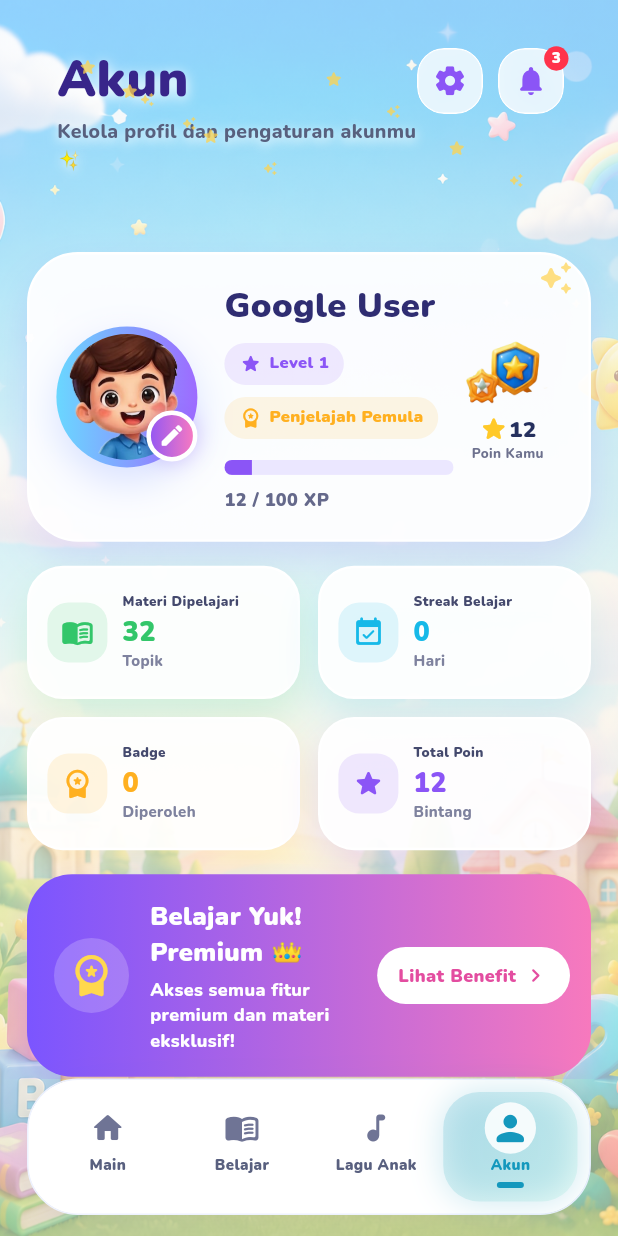
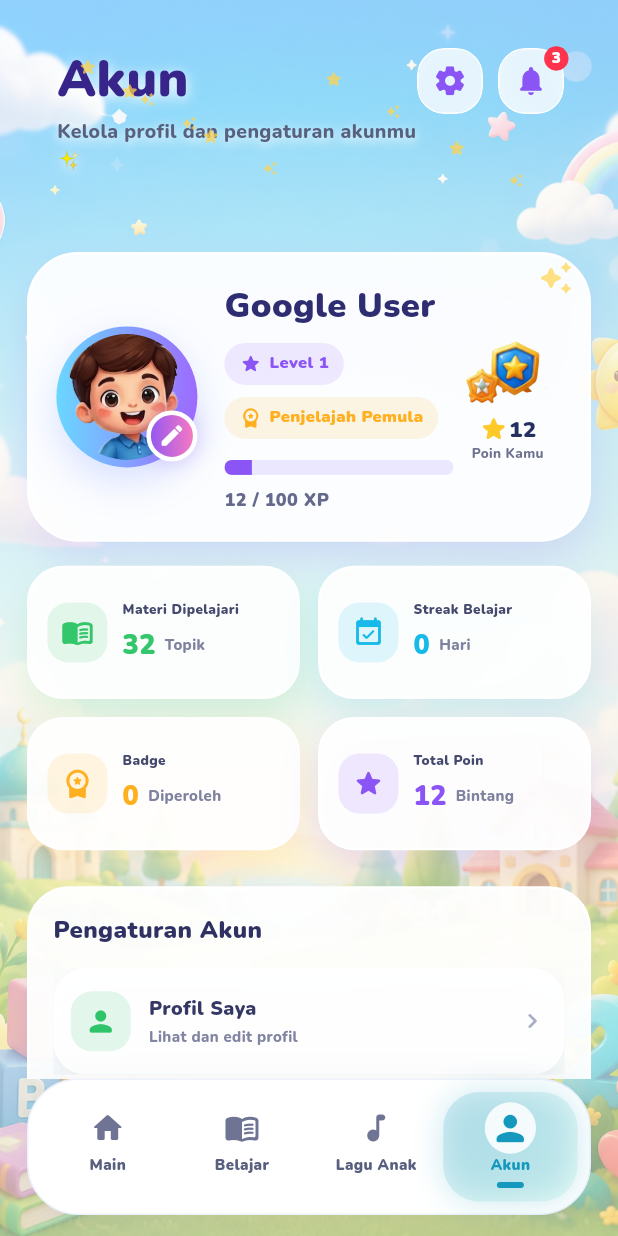
Before and after one commit to kolabfit/App_Paud_Sentrakreasi, a Flutter app: the ShellScreen screen opened directly, item 4 of the bottom bar chosen, on a phone screen of 412 x 824 dp. Run offline on Flutter 3.47's test engine with Material 3 defaults, Android fonts, the phone set to English and light mode, and no system bars; drawn by our look-alikes of flutter_animate; our stand-ins replace args, cached_network_image, confetti, file_picker, flutter_riverpod, flutter_tts and 10 more; missing offline and left inert: build_cli_annotations, dart:ffi; accounts and stored records are empty.

Commit message:
refactor: enhance UI elements and improve theme handling across account and learning screens

```diff
--- a/lib/src/account_screen.dart
+++ b/lib/src/account_screen.dart
@@ -38,9 +38,7 @@ class _AccountScreenState extends ConsumerState<AccountScreen> {
             _PremiumProfileCard(app: app),
             const SizedBox(height: 16),
             _LearningStats(app: app),
-            const SizedBox(height: 16),
-            _PremiumBanner(onTap: () => Feedback.forTap(context)),
-            const SizedBox(height: 16),
+            const SizedBox(height: 24),
             if (app.role == Role.teacher) ...[
               _TeacherDashboardCard(
                 onTap: () => ref.read(appStateProvider).go(TabItem.akun),
@@ -107,6 +105,7 @@ class _AccountHero extends StatelessWidget {
 
   @override
   Widget build(BuildContext context) {
+    final t = _themeOf(context);
     return SizedBox(
       height: 138,
       child: Stack(
@@ -118,7 +117,7 @@ class _AccountHero extends StatelessWidget {
               child: Stack(fit: StackFit.expand),
             ),
           ),
-          const Positioned(
+          Positioned(
             left: 20,
             top: 22,
             right: 112,
@@ -131,30 +130,36 @@ class _AccountHero extends StatelessWidget {
                     fontSize: 34,
                     height: 1,
                     fontWeight: FontWeight.w900,
-                    color: Color(0xff38258A),
+                    color: t.night ? Colors.white : const Color(0xff38258A),
                     shadows: [
                       Shadow(
                         blurRadius: 10,
-                        color: Colors.white,
-                        offset: Offset(0, 2),
-                      ),
-                    ],
-                  ),
-                ),
-                SizedBox(height: 8),
+                        color: t.night
+                            ? Colors.black.withValues(alpha: .5)
+                            : Colors.white,
+                        offset: const Offset(0, 2),
+                      ),
+                    ],
+                  ),
+                ),
+                const SizedBox(height: 8),
                 Text(
                   'Kelola profil dan pengaturan akunmu ✨',
                   maxLines: 2,
                   overflow: TextOverflow.ellipsis,
                   style: TextStyle(
-                    color: Color(0xff58607E),
+                    color: t.night
+                        ? const Color(0xffB8C0D8)
+                        : const Color(0xff58607E),
                     fontSize: 13,
                     fontWeight: FontWeight.w800,
                     shadows: [
                       Shadow(
                         blurRadius: 8,
-                        color: Colors.white,
-                        offset: Offset(0, 2),
+                        color: t.night
+                            ? Colors.black.withValues(alpha: .3)
+                            : Colors.white,
+                        offset: const Offset(0, 2),
                       ),
                     ],
                   ),
@@ -220,6 +225,7 @@ class _PremiumProfileCard extends StatelessWidget {
     return Container(
       padding: EdgeInsets.all(tablet ? 24 : 18),
       decoration: _accountCardDecoration(
+        context,
         shadow: const Color(0xff855CFF),
         radius: 34,
       ),
@@ -553,13 +559,17 @@ class _ThemeSettingsPage extends ConsumerWidget {
                       borderColor: current.primary,
                       radius: 30,
                     )
-                  : _accountCardDecoration(shadow: current.primary, radius: 30),
+                  : _accountCardDecoration(
+                      context,
+                      shadow: current.primary,
+                      radius: 30,
+                    ),
               child: Row(
                 children: [
                   ClipRRect(
                     borderRadius: BorderRadius.circular(20),
                     child: Image.asset(
-                      current.asset,
+                      current.backgroundAsset ?? current.asset,
                       width: 72,
                       height: 72,
                       fit: BoxFit.cover,
@@ -683,7 +693,10 @@ class _SimpleThemeCard extends StatelessWidget {
                   child: Stack(
                     fit: StackFit.expand,
                     children: [
-                      Image.asset(theme.asset, fit: BoxFit.cover),
+                      Image.asset(
+                        theme.backgroundAsset ?? theme.asset,
+                        fit: BoxFit.cover,
+                      ),
                       if (picked)
                         Align(
                           alignment: Alignment.topRight,
@@ -723,6 +736,7 @@ class _SimpleThemeCard extends StatelessWidget {
   }
 }
 
+// ignore: unused_element
 class _PremiumBanner extends StatelessWidget {
   const _PremiumBanner({required this.onTap});
   final VoidCallback onTap;
@@ -1134,9 +1148,10 @@ class _AccountSectionCard extends StatelessWidget {
 
   @override
   Widget build(BuildContext context) {
+    final t = _themeOf(context);
     return Container(
       padding: const EdgeInsets.all(16),
-      decoration: _accountCardDecoration(),
+      decoration: _accountCardDecoration(context),
       child: Column(
         crossAxisAlignment: CrossAxisAlignment.start,
         children: [
@@ -1145,8 +1160,10 @@ class _AccountSectionCard extends StatelessWidget {
               Expanded(
                 child: Text(
                   title,
-                  style: const TextStyle(
-                    color: Color(0xff303163),
+                  style: TextStyle(
+                    color: t.night
+                        ? NightPalette.text
+                        : const Color(0xff303163),
                     fontSize: 16,
                     fontWeight: FontWeight.w900,
                   ),
@@ -1170,6 +1187,7 @@ class _SettingsTile extends StatelessWidget {
 
   @override
   Widget build(BuildContext context) {
+    final t = _themeOf(context);
     return _AccountTapCard(
       onTap: onTap,
       compact: true,
@@ -1186,8 +1204,10 @@ class _SettingsTile extends StatelessWidget {
                   data.title,
                   maxLines: 1,
                   overflow: TextOverflow.ellipsis,
-                  style: const TextStyle(
-                    color: Color(0xff343864),
+                  style: TextStyle(
+                    color: t.night
+                        ? NightPalette.text
+                        : const Color(0xff343864),
                     fontSize: 13,
                     fontWeight: FontWeight.w900,
                   ),
@@ -1197,8 +1217,10 @@ class _SettingsTile extends StatelessWidget {
                   data.subtitle,
                   maxLines: 1,
                   overflow: TextOverflow.ellipsis,
-                  style: const TextStyle(
-                    color: Color(0xff8185A1),
+                  style: TextStyle(
+                    color: t.night
+                        ? NightPalette.muted
+                        : const Color(0xff8185A1),
                     fontSize: 10,
                     fontWeight: FontWeight.w800,
                   ),
@@ -1224,9 +1246,14 @@ class _StatCard extends StatelessWidget {
 
   @override
   Widget build(BuildContext context) {
+    final t = _themeOf(context);
     return Container(
       padding: const EdgeInsets.all(12),
-      decoration: _accountCardDecoration(radius: 24, shadow: data.color),
+      decoration: _accountCardDecoration(
+        context,
+        radius: 24,
+        shadow: data.color,
+      ),
       child: Row(
         children: [
           _SettingIcon(icon: data.icon, color: data.color),
@@ -1240,12 +1267,17 @@ class _StatCard extends StatelessWidget {
                   data.title,
                   maxLines: 1,
                   overflow: TextOverflow.ellipsis,
-                  style: const TextStyle(
-                    color: Color(0xff44496D),
+                  style: TextStyle(
+                    color: t.night
+                        ? NightPalette.muted
+                        : const Color(0xff44496D),
                     fontSize: 9,
                     fontWeight: FontWeight.w900,
                   ),
                 ),
+                const SizedBox(height: 4),
+                Row(
+                  children: [
                     TweenAnimationBuilder<int>(
                       tween: IntTween(begin: 0, end: data.value),
                       duration: 620.ms,
@@ -1259,15 +1291,20 @@ class _StatCard extends StatelessWidget {
                         ),
                       ),
                     ),
+                    const SizedBox(width: 6),
                     Text(
                       data.unit,
                       maxLines: 1,
                       overflow: TextOverflow.ellipsis,
-                  style: const TextStyle(
-                    color: Color(0xff7E829E),
+                      style: TextStyle(
+                        color: t.night
+                            ? NightPalette.muted
+                            : const Color(0xff7E829E),
                         fontSize: 10,
                         fontWeight: FontWeight.w800,
                       ),
+                    ),
+                  ],
                 ),
               ],
             ),
@@ -1297,7 +1334,7 @@ class _AccountTapCard extends StatelessWidget {
         borderRadius: BorderRadius.circular(22),
         child: Ink(
           padding: EdgeInsets.all(compact ? 10 : 14),
-          decoration: _accountCardDecoration(radius: 22),
+          decoration: _accountCardDecoration(context, radius: 22),
           child: child,
         ),
       ),
@@ -1514,10 +1551,15 @@ class _StatData {
   final Color color;
 }
 
-BoxDecoration _accountCardDecoration({
+BoxDecoration _accountCardDecoration(
+  BuildContext context, {
   double radius = 28,
   Color shadow = const Color(0xff7AAED3),
 }) {
+  final t = _themeOf(context);
+  if (t.night) {
+    return nightGlassDecoration(borderColor: shadow, radius: radius);
+  }
   return BoxDecoration(
     color: Colors.white.withValues(alpha: .94),
     borderRadius: BorderRadius.circular(radius),
```
Also changed, not shown: lib/src/learning_screens.dart (+2 -36 lines), lib/src/shell_main_screen.dart (+0 -30 lines), lib/src/songs_screen.dart (+0 -21 lines), assets/images/Logo_Aplikasi.png (added). Lines whose indentation alone changed are shown as unchanged.
